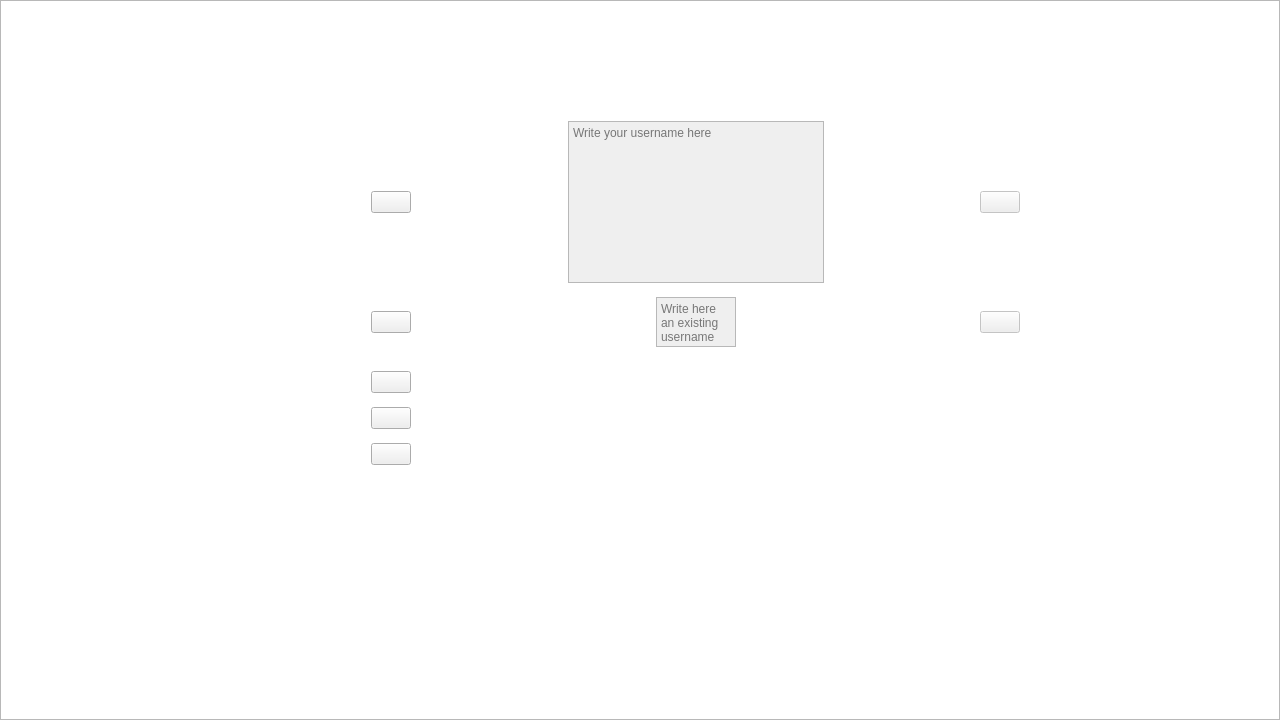
Before: the Qt Designer form ui/mainwindow.ui in MATF-RS19/RS009-escaperoom, drawn with Qt 5.
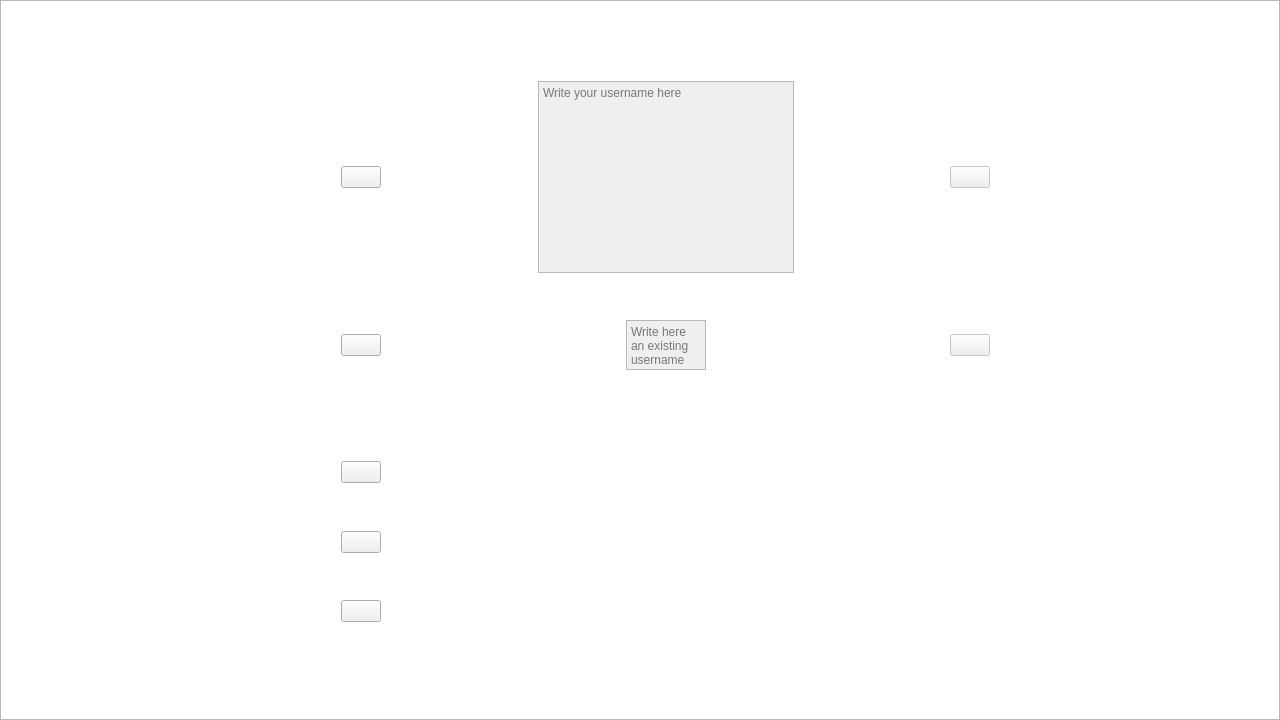
After: the same form once the commit is applied. Icons and pictures are not drawn.

The edit to the form file:
```diff
--- a/ui/mainwindow.ui
+++ b/ui/mainwindow.ui
@@ -29,10 +29,10 @@
    <widget class="QWidget" name="verticalLayoutWidget">
     <property name="geometry">
      <rect>
-      <x>360</x>
-      <y>110</y>
+      <x>330</x>
+      <y>70</y>
       <width>671</width>
-      <height>451</height>
+      <height>648</height>
      </rect>
     </property>
     <layout class="QVBoxLayout" name="verticalLayout">
```
